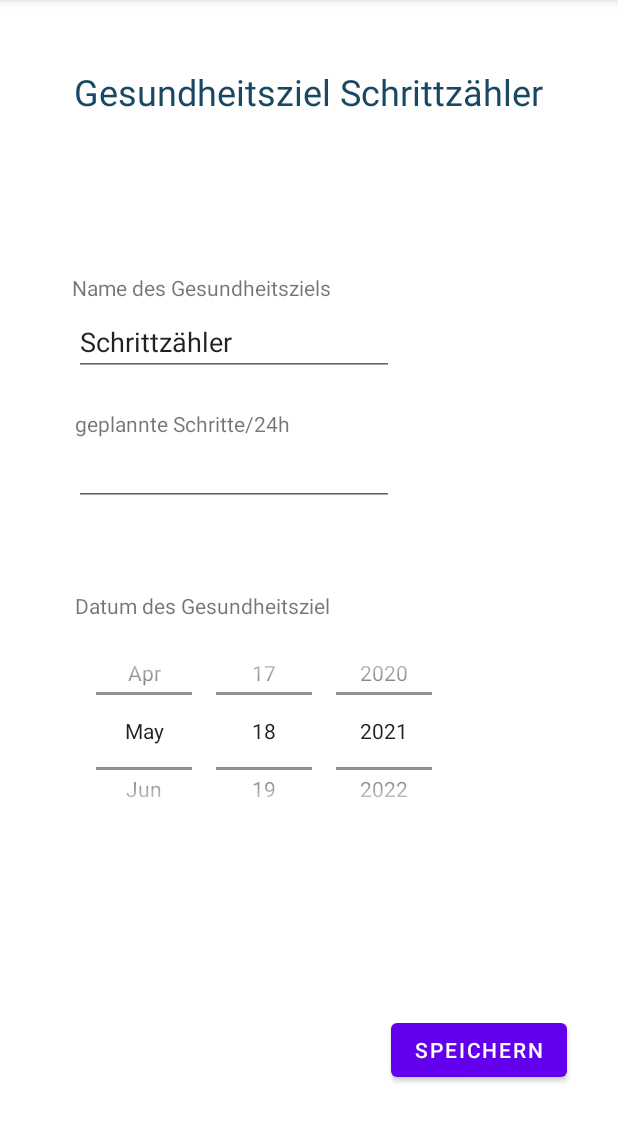
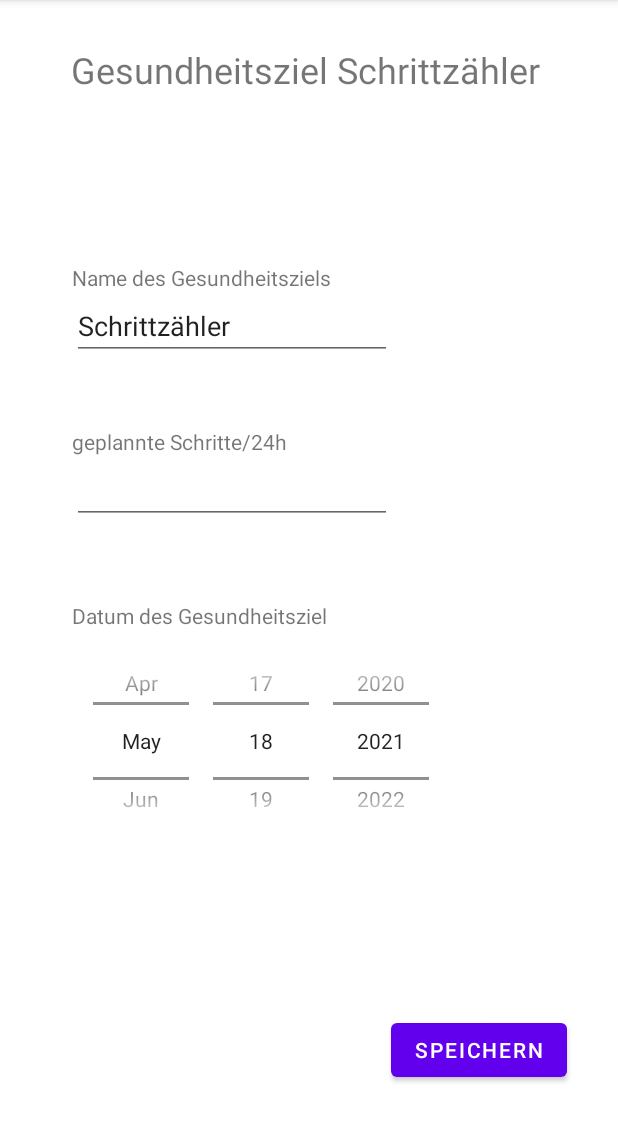
Before and after one commit to StepUp-eHealth-Application/StepUp-Frontend, an Android app: the gesundheitszieleSetztenAendern screen opened directly, with no data from a screen before it, on a phone screen of 412 x 824 dp, the part 84-1226 px from its top. Run offline under Robolectric (Android 15) with nearby library versions, the phone set to English and light mode, and no system bars.

Commit message:
finished Mockup

```diff
--- a/app/src/main/AndroidManifest.xml
+++ b/app/src/main/AndroidManifest.xml
@@ -9,7 +9,8 @@
         android:roundIcon="@mipmap/ic_launcher_round"
         android:supportsRtl="true"
         android:theme="@style/Theme.StepUp">
-        <activity android:name=".gesundheitszieleSetztenAendern"></activity>
+        <activity android:name=".gesundheitsziel_Gewicht_setzen_aendern"></activity>
+        <activity android:name=".gesundheitszieleSetztenAendern" />
         <activity android:name=".MainActivity">
             <intent-filter>
                 <action android:name="android.intent.action.MAIN" />
--- a/app/src/main/res/layout/activity_gesundheitsziele_setzten_aendern.xml
+++ b/app/src/main/res/layout/activity_gesundheitsziele_setzten_aendern.xml
@@ -11,63 +11,63 @@
         android:id="@+id/textView6"
         android:layout_width="wrap_content"
         android:layout_height="wrap_content"
+        android:layout_marginStart="48dp"
         android:text="geplannte Schritte/24h"
         app:layout_constraintBottom_toTopOf="@+id/editTextNumber"
         app:layout_constraintEnd_toEndOf="parent"
-        app:layout_constraintHorizontal_bias="0.186"
+        app:layout_constraintHorizontal_bias="0.0"
         app:layout_constraintStart_toStartOf="parent" />
 
     <TextView
         android:id="@+id/textView2"
         android:layout_width="wrap_content"
         android:layout_height="wrap_content"
+        android:layout_marginTop="30dp"
         android:autoText="false"
         android:text="Gesundheitsziel Schrittzähler"
-        android:textColor="@color/secondary"
         android:textSize="24sp"
-        app:layout_constraintBottom_toBottomOf="parent"
         app:layout_constraintEnd_toEndOf="parent"
-        app:layout_constraintHorizontal_bias="0.495"
+        app:layout_constraintHorizontal_bias="0.475"
         app:layout_constraintStart_toStartOf="parent"
-        app:layout_constraintTop_toTopOf="parent"
-        app:layout_constraintVertical_bias="0.061" />
+        app:layout_constraintTop_toTopOf="parent" />
 
     <DatePicker
         android:id="@+id/datePicker1"
         android:layout_width="260dp"
         android:layout_height="148dp"
+        android:layout_marginStart="48dp"
+        android:layout_marginBottom="200dp"
         android:calendarViewShown="false"
         android:datePickerMode="spinner"
         app:layout_constraintBottom_toBottomOf="parent"
         app:layout_constraintEnd_toEndOf="parent"
-        app:layout_constraintHorizontal_bias="0.331"
-        app:layout_constraintStart_toStartOf="parent"
-        app:layout_constraintTop_toTopOf="parent"
-        app:layout_constraintVertical_bias="0.667" />
+        app:layout_constraintHorizontal_bias="0.0"
+        app:layout_constraintStart_toStartOf="parent" />
 
     <TextView
         android:id="@+id/textView3"
         android:layout_width="wrap_content"
         android:layout_height="wrap_content"
+        android:layout_marginStart="48dp"
         android:text="Datum des Gesundheitsziel"
         app:layout_constraintBottom_toTopOf="@+id/datePicker1"
         app:layout_constraintEnd_toEndOf="parent"
-        app:layout_constraintHorizontal_bias="0.207"
+        app:layout_constraintHorizontal_bias="0.0"
         app:layout_constraintStart_toStartOf="parent" />
 
     <EditText
         android:id="@+id/editTextTextPersonName"
         android:layout_width="wrap_content"
         android:layout_height="wrap_content"
+        android:layout_marginStart="48dp"
+        android:layout_marginBottom="528dp"
         android:ems="10"
         android:inputType="textPersonName"
         android:text="Schrittzähler"
         app:layout_constraintBottom_toBottomOf="parent"
         app:layout_constraintEnd_toEndOf="parent"
-        app:layout_constraintHorizontal_bias="0.248"
-        app:layout_constraintStart_toStartOf="parent"
-        app:layout_constraintTop_toTopOf="parent"
-        app:layout_constraintVertical_bias="0.284" />
+        app:layout_constraintHorizontal_bias="0.0"
+        app:layout_constraintStart_toStartOf="parent" />
 
     <Button
         android:id="@+id/button"
@@ -84,20 +84,20 @@
         android:id="@+id/editTextNumber"
         android:layout_width="wrap_content"
         android:layout_height="wrap_content"
-        android:layout_marginTop="292dp"
+        android:layout_marginStart="48dp"
+        android:layout_marginTop="64dp"
         android:ems="10"
         android:inputType="number"
         app:layout_constraintEnd_toEndOf="parent"
-        app:layout_constraintHorizontal_bias="0.248"
+        app:layout_constraintHorizontal_bias="0.0"
         app:layout_constraintStart_toStartOf="parent"
-        app:layout_constraintTop_toTopOf="parent" />
+        app:layout_constraintTop_toBottomOf="@+id/editTextTextPersonName" />
 
     <TextView
         android:id="@+id/textView4"
         android:layout_width="wrap_content"
         android:layout_height="wrap_content"
         android:layout_marginStart="48dp"
-        android:layout_marginBottom="4dp"
         android:text="Name des Gesundheitsziels"
         app:layout_constraintBottom_toTopOf="@+id/editTextTextPersonName"
         app:layout_constraintStart_toStartOf="parent" /><![CDATA[
--- a/app/src/main/res/values/colors.xml
+++ b/app/src/main/res/values/colors.xml
@@ -7,8 +7,4 @@
     <color name="teal_700">#FF018786</color>
     <color name="black">#FF000000</color>
     <color name="white">#FFFFFFFF</color>
-
-    <color name="primary">#90d61d</color>
-    <color name="secondary">#194863</color>
-    <color name="tertiary">#DCDCDC</color>
 </resources>
--- a/app/src/main/res/values/strings.xml
+++ b/app/src/main/res/values/strings.xml
@@ -2,8 +2,7 @@
     <string name="app_name">StepUp</string>
 
     <string-array name="einheiten">
-        <item>Schritte/24h</item>
-        <item>Schritte/Woche</item>
-        <item>Schritte/Stunde</item>
+        <item>Kilogramm</item>
+        <item>Pfund</item>
     </string-array>
 </resources>
```
Also changed, not shown: app/src/main/java/de/hskempten/stepup/MainActivity.java (+2 -5 lines), app/src/main/java/de/hskempten/stepup/gesundheitsziel_Gewicht_setzen_aendern.java (added, +24 -0 lines), app/src/main/res/layout/activity_gesundheitsziel__gewicht_setzen_aendern.xml (added, +111 -0 lines), app/src/main/res/layout/activity_main.xml (+0 -14 lines).
